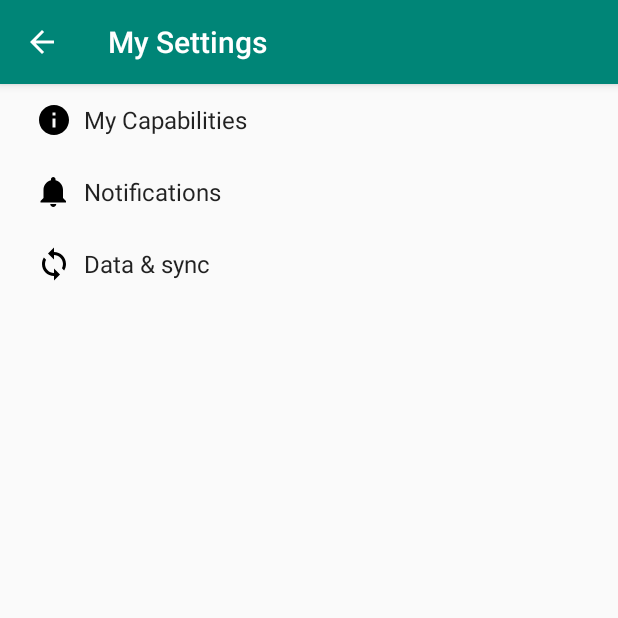
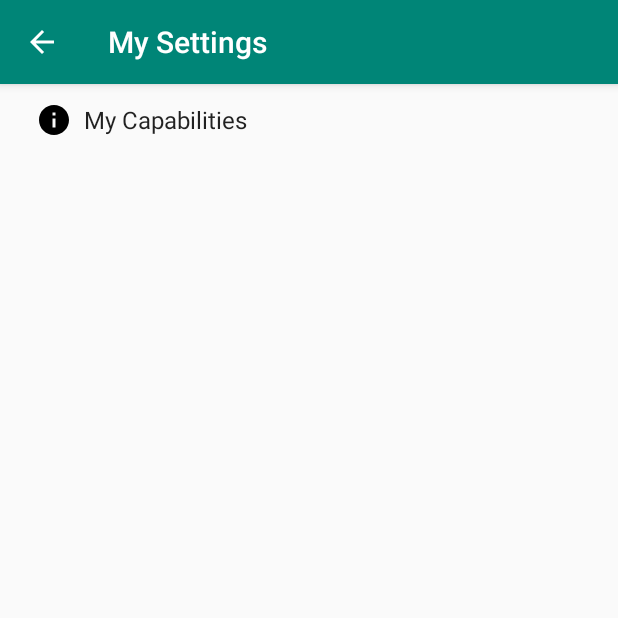
Before and after one commit to novotnej/petmatch_android, an Android app: the SettingsActivity screen opened directly, with no data from a screen before it, on a phone screen of 412 x 824 dp, the top half of it. Run offline under Robolectric (Android 15) with nearby library versions, the phone set to English and light mode, and no system bars.

Commit message:
Removed unnecessary settings, such as notifications and data sync that were auto-generated with the SettingsActivity.

```diff
--- a/app/src/main/res/xml/pref_data_sync.xml
+++ /dev/null
@@ -1,21 +0,0 @@
-<PreferenceScreen xmlns:android="http://schemas.android.com/apk/res/android">
-
-    <!-- NOTE: Hide buttons to simplify the UI. Users can touch outside the dialog to
-         dismiss it. -->
-    <!-- NOTE: ListPreference's summary should be set to its value by the activity code. -->
-    <ListPreference
-        android:defaultValue="180"
-        android:entries="@array/pref_sync_frequency_titles"
-        android:entryValues="@array/pref_sync_frequency_values"
-        android:key="sync_frequency"
-        android:negativeButtonText="@null"
-        android:positiveButtonText="@null"
-        android:title="@string/pref_title_sync_frequency" />
-
-    <!-- This preference simply launches an intent when selected. Use this UI sparingly, per
-         design guidelines. -->
-    <Preference android:title="@string/pref_title_system_sync_settings">
-        <intent android:action="android.settings.SYNC_SETTINGS" />
-    </Preference>
-
-</PreferenceScreen>
--- a/app/src/main/res/xml/pref_headers.xml
+++ b/app/src/main/res/xml/pref_headers.xml
@@ -7,14 +7,4 @@
         android:icon="@drawable/ic_info_black_24dp"
         android:title="@string/pref_header_general" />
 
-    <header
-        android:fragment="uk.ac.bath.petmatch.SettingsActivity$NotificationPreferenceFragment"
-        android:icon="@drawable/ic_notifications_black_24dp"
-        android:title="@string/pref_header_notifications" />
-
-    <header
-        android:fragment="uk.ac.bath.petmatch.SettingsActivity$DataSyncPreferenceFragment"
-        android:icon="@drawable/ic_sync_black_24dp"
-        android:title="@string/pref_header_data_sync" />
-
 </preference-headers>
--- a/app/src/main/res/xml/pref_notification.xml
+++ /dev/null
@@ -1,27 +0,0 @@
-<PreferenceScreen xmlns:android="http://schemas.android.com/apk/res/android">
-
-    <!-- A 'parent' preference, which enables/disables child preferences (below)
-         when checked/unchecked. -->
-    <SwitchPreference
-        android:defaultValue="true"
-        android:key="notifications_new_message"
-        android:title="@string/pref_title_new_message_notifications" />
-
-    <!-- Allows the user to choose a ringtone in the 'notification' category. -->
-    <!-- NOTE: This preference will be enabled only when the checkbox above is checked. -->
-    <!-- NOTE: RingtonePreference's summary should be set to its value by the activity code. -->
-    <RingtonePreference
-        android:defaultValue="content://settings/system/notification_sound"
-        android:dependency="notifications_new_message"
-        android:key="notifications_new_message_ringtone"
-        android:ringtoneType="notification"
-        android:title="@string/pref_title_ringtone" />
-
-    <!-- NOTE: This preference will be enabled only when the checkbox above is checked. -->
-    <SwitchPreference
-        android:defaultValue="true"
-        android:dependency="notifications_new_message"
-        android:key="notifications_new_message_vibrate"
-        android:title="@string/pref_title_vibrate" />
-
-</PreferenceScreen>
```
Also changed, not shown: app/src/main/java/uk/ac/bath/petmatch/SettingsActivity.java (+1 -85 lines).
